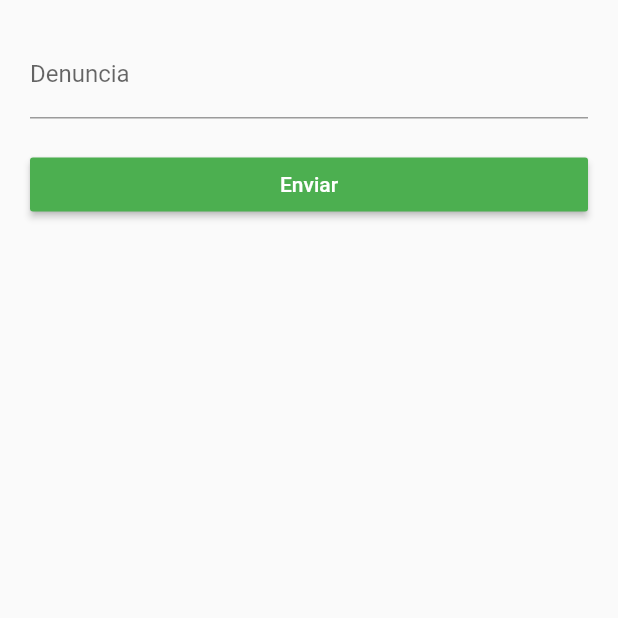
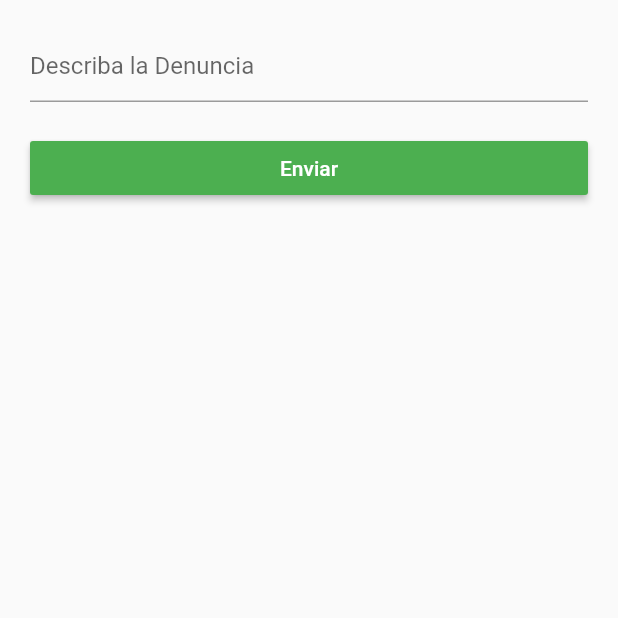
Before and after one commit to aquispe2/denuncias_front_movil, a Flutter app: the FormDenuncias screen opened directly, after a tap on "Enviar", on a phone screen of 412 x 824 dp, the top half of it. Run offline on Flutter 3.47's test engine with Material 2 defaults, Android fonts, the phone set to English and light mode, and no system bars; network calls fail.

```diff
--- a/lib/common/HttpHandler.dart
+++ b/lib/common/HttpHandler.dart
@@ -2,6 +2,9 @@ import 'dart:async';
 import 'package:http/http.dart' as http;
 import 'dart:convert';
 import 'package:nuevoproyecto/model/Casos.dart';
+import 'dart:io';
+
+
 class HttpHandler {
   //final String _baseUrl = "172.16.30.51:1550";
   final String _baseUrl = "192.168.0.14:1550";
@@ -10,19 +13,26 @@ class HttpHandler {
     http.Response response = await http.get(uri);
     return json.decode(response.body);
   }
-  Future<dynamic> createCaso(String url, {Map body}) async{
-    return http.post(url,body: body).then((http.Response response){
+
+    Future<dynamic> createCaso({Map body}) async{
+    print('$_baseUrl/api/casos/add');
+    print(body.toString());
+    var uri = new Uri.http(_baseUrl,"api/casos/add");
+    return http.post(uri,body: json.encode(body),headers: {"Content-Type": "application/json"} ).then((http.Response response){
         final int statusCode = response.statusCode;
         if(statusCode<200 || statusCode > 400 || json==null){
           throw new Exception("Error en la creacion de Caso");
         }
+
     });
   }
 
   Future<List<Casos>> fetchCasos(){
+    print("HOlaaaa");
     var uri =  new Uri.http(_baseUrl,"api/casos/listarTodos");
     return getJson(uri).then(((data)=>
       data.map<Casos>((item)=>new Casos(item)).toList()
+
     ));
   }
 }
--- a/lib/model/Casos.dart
+++ b/lib/model/Casos.dart
@@ -2,6 +2,7 @@ class Casos{
   int caso_id;
   String descripcion;
   int usuario_id;
+  int estado_id;
 
   factory Casos(Map jsonMap){
     try{
@@ -11,9 +12,13 @@ class Casos{
     }
   }
 
+
   Casos.deserialize(Map json) :
     caso_id = json ["caso_id"].toInt(),
     descripcion = json["descripcion"],
-    usuario_id = json["usuario_id"].toInt();
+    usuario_id = json["usuario_id"].toInt(),
+    estado_id = json["estado_id"].toInt();
+
+
 
 }
--- /dev/null
+++ b/lib/model/PostCasos.dart
@@ -0,0 +1,23 @@
+class PostCasos {
+  final String descripcion;
+  final int usuario_id;
+  final int estado_id;
+
+  PostCasos({ this.descripcion, this.usuario_id, this.estado_id});
+
+  factory PostCasos.fromJson(Map<String, dynamic> json) {
+    return PostCasos(
+      descripcion: json['descripcion'],
+      usuario_id: json['usuario_id'].toInt(),
+      estado_id: json['estado_id'].toInt(),
+    );
+  }
+
+  Map toMap() {
+    var map = new Map<String, dynamic>();
+    map["descripcion"] = descripcion;
+    map["usuario_id"] = usuario_id;
+    map["estado_id"] = estado_id;
+    return map;
+  }
+}
--- a/lib/pages/denuncias.dart
+++ b/lib/pages/denuncias.dart
@@ -18,13 +18,13 @@ List<Casos> _casos = new List();
     loadCasos();
   }
 
+
+
   void loadCasos() async{
-
     var casos = await HttpHandler().fetchCasos();
-
-    //print(casos.toString());
     setState(() {
       _casos.addAll(casos);
+
     });
 
   }
--- a/lib/pages/form_denuncias.dart
+++ b/lib/pages/form_denuncias.dart
@@ -1,4 +1,5 @@
 import 'package:flutter/material.dart';
+import 'package:nuevoproyecto/model/PostCasos.dart';
 import 'package:nuevoproyecto/common/HttpHandler.dart';
 
 void main() => runApp(new MaterialApp(
@@ -18,7 +19,7 @@ class _LoginData {
 
 class _FormDenuncias extends State<FormDenuncias> {
   final GlobalKey<FormState> _formKey = new GlobalKey<FormState>();
-
+TextEditingController descripcionEdit = new TextEditingController();
   @override
   Widget build(BuildContext context) {
     final Size screenSize = MediaQuery.of(context).size;
@@ -31,13 +32,20 @@ class _FormDenuncias extends State<FormDenuncias> {
             key: this._formKey,
             child: new ListView(
               children: <Widget>[
-                new TextFormField(
+                new TextField(
+                  controller: descripcionEdit,
+                  decoration: InputDecoration(
+                      hintText: "Describa la Denuncia"),
+                ),
+                /*new TextFormField(
+
+                  controller: descripcionEdit,
                     keyboardType: TextInputType.emailAddress, // Use email input type for emails.
                     decoration: new InputDecoration(
                         hintText: 'Describa la Denuncia',
                         labelText: 'Denuncia'
                     )
-                ),
+                ),*/
 
                 new Container(
                   width: screenSize.width,
@@ -48,8 +56,9 @@ class _FormDenuncias extends State<FormDenuncias> {
                           color: Colors.white
                       ),
                     ),
-                    onPressed: () {
-                      //await HttpHandler().fetchCasos();
+                    onPressed: () async {
+                      PostCasos newPostCasos = new PostCasos( descripcion:descripcionEdit.text, usuario_id:10, estado_id:10);
+                      await HttpHandler().createCaso(body: newPostCasos.toMap());
                     },
                     color: Colors.green,
                   ),
```
